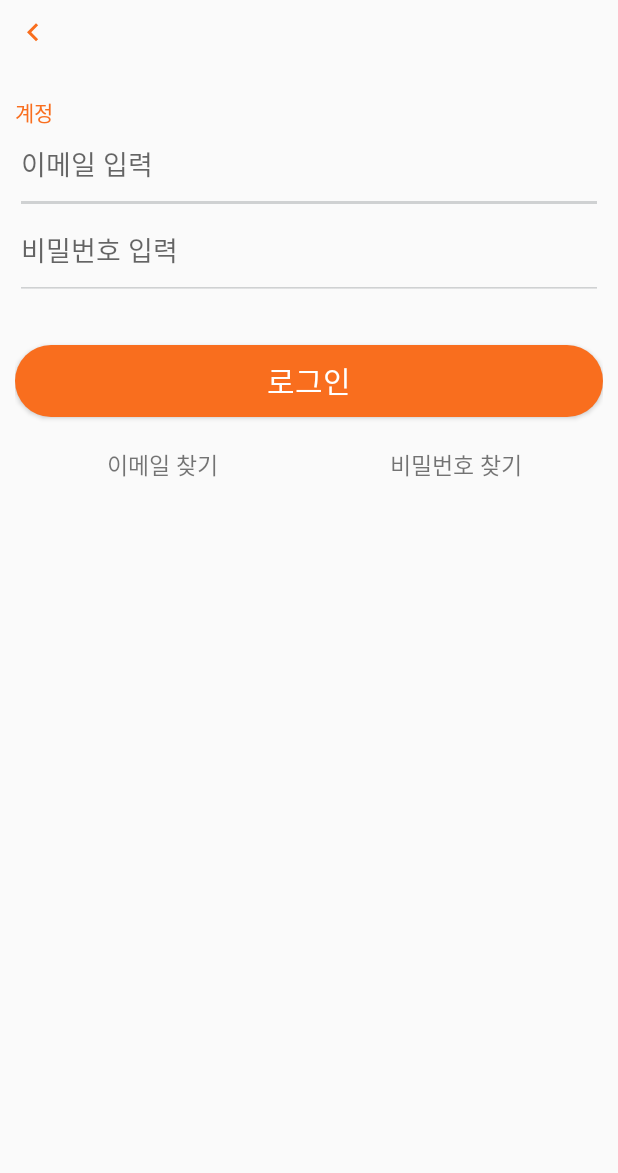
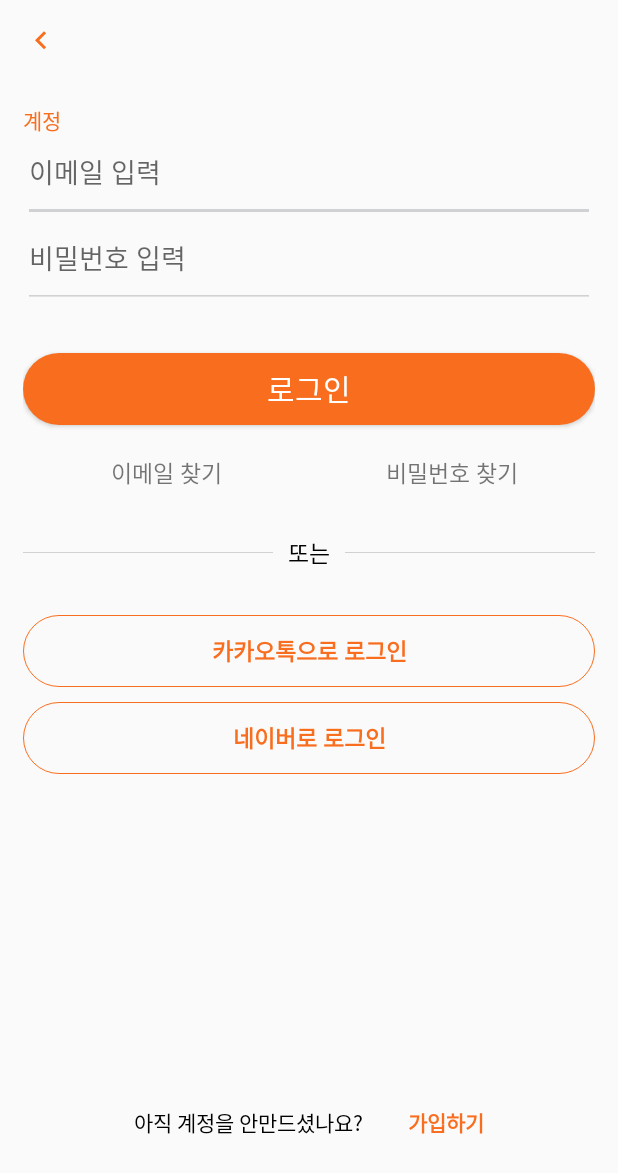
Before and after one commit to twkim8548/ulpomta_mock_android_neullee, an Android app: the screen it shows after launch (PalloSignInForMembershipActivity), on a phone screen of 412 x 824 dp. Shown: the top 1173 px of the screen. Run offline under Robolectric (Android 15) with nearby library versions, the phone set to English and light mode, and no system bars.

Commit message:
neaulee - 0629 - activity_pallo_sign_in_for_membership [Configure]

```diff
--- a/Passion/app/src/main/res/layout/activity_pallo_sign_in_for_membership.xml
+++ b/Passion/app/src/main/res/layout/activity_pallo_sign_in_for_membership.xml
@@ -4,7 +4,7 @@
     xmlns:tools="http://schemas.android.com/tools"
     android:layout_width="match_parent"
     android:layout_height="match_parent"
-    android:padding="10dp"
+    android:padding="15dp"
     tools:context="com.example.passion.src.pallomain.models.PalloSignInForMembershipActivity">
 
     <ImageView
@@ -17,7 +17,7 @@
         app:layout_constraintTop_toTopOf="parent" />
 
     <LinearLayout
-        android:id="@+id/layout_palloSign"
+        android:id="@+id/layout_palloSign_Enter"
         android:layout_width="match_parent"
         android:layout_height="wrap_content"
         android:orientation="vertical"
@@ -47,7 +47,6 @@
             android:backgroundTint="@color/colorGray"
             android:hint="@string/enterPW"
             android:paddingBottom="20dp" />
-
     </LinearLayout>
 
     <Button
@@ -61,9 +60,10 @@
         android:textSize="20dp"
         app:layout_constraintLeft_toLeftOf="parent"
         app:layout_constraintRight_toRightOf="parent"
-        app:layout_constraintTop_toBottomOf="@id/layout_palloSign" />
+        app:layout_constraintTop_toBottomOf="@id/layout_palloSign_Enter" />
 
     <LinearLayout
+        android:id="@+id/layout_palloSign_Login"
         android:layout_width="match_parent"
         android:layout_height="wrap_content"
         android:layout_marginTop="20dp"
@@ -89,15 +89,90 @@
             android:layout_weight="1"
             android:gravity="center"
             android:text="@string/findPW"
-            android:textSize="15dp"
-
-            />
-
+            android:textSize="15dp" />
     </LinearLayout>
 
+    <LinearLayout
+        android:id="@+id/layout_palloSign_or"
+        android:layout_width="match_parent"
+        android:layout_height="wrap_content"
+        android:layout_marginVertical="30dp"
+        android:gravity="center"
+        android:orientation="horizontal"
+        app:layout_constraintLeft_toLeftOf="parent"
+        app:layout_constraintRight_toRightOf="parent"
+        app:layout_constraintTop_toBottomOf="@id/layout_palloSign_Login">
 
+        <View
+            android:layout_width="wrap_content"
+            android:layout_height="1px"
+            android:layout_weight="1"
+            android:background="@color/colorGray" />
 
+        <TextView
+            android:layout_width="wrap_content"
+            android:layout_height="wrap_content"
+            android:layout_marginHorizontal="10dp"
+            android:text="@string/or"
+            android:textColor="@color/colorBlack"
+            android:textSize="15dp" />
 
+        <View
+            android:layout_width="wrap_content"
+            android:layout_height="1px"
+            android:layout_weight="1"
+            android:background="@color/colorGray" />
+    </LinearLayout>
 
+    <Button
+        android:id="@+id/btn_palloSing_Login_kakao"
+        android:layout_width="match_parent"
+        android:layout_height="wrap_content"
+        android:layout_marginTop="30dp"
+        android:background="@drawable/button_stroke"
+        android:text="@string/kakaoLogin"
+        android:textColor="@color/colorOrange"
+        android:textSize="15dp"
+        android:textStyle="bold"
+        app:layout_constraintTop_toBottomOf="@id/layout_palloSign_or" />
 
+    <Button
+        android:id="@+id/btn_palloSing_Login_naver"
+        android:layout_width="match_parent"
+        android:layout_height="wrap_content"
+        android:layout_marginVertical="10dp"
+        android:background="@drawable/button_stroke"
+        android:text="@string/naverLogin"
+        android:textColor="@color/colorOrange"
+        android:textSize="15dp"
+        android:textStyle="bold"
+        app:layout_constraintTop_toBottomOf="@id/btn_palloSing_Login_kakao" />
+
+    <LinearLayout
+        android:layout_width="match_parent"
+        android:layout_height="wrap_content"
+        android:layout_marginBottom="50dp"
+        android:gravity="center"
+        android:orientation="horizontal"
+        app:layout_constraintBottom_toBottomOf="parent"
+        app:layout_constraintLeft_toLeftOf="parent"
+        app:layout_constraintRight_toRightOf="parent">
+
+        <TextView
+            android:layout_width="wrap_content"
+            android:layout_height="wrap_content"
+            android:layout_marginRight="30dp"
+            android:gravity="center"
+            android:text="@string/yetAccount"
+            android:textColor="@color/colorBlack" />
+
+        <TextView
+            android:id="@+id/tv_palloSign_ToLogin"
+            android:layout_width="wrap_content"
+            android:layout_height="wrap_content"
+            android:gravity="left"
+            android:text="@string/toLogin"
+            android:textColor="@color/colorOrange"
+            android:textStyle="bold" />
+    </LinearLayout>
 </androidx.constraintlayout.widget.ConstraintLayout>
--- a/Passion/app/src/main/res/values/strings.xml
+++ b/Passion/app/src/main/res/values/strings.xml
@@ -12,6 +12,11 @@
     <string name="login">로그인</string>
     <string name="findEmail">이메일 찾기</string>
     <string name="findPW">비밀번호 찾기</string>
+    <string name="or">또는</string>
+    <string name="kakaoLogin">카카오톡으로 로그인</string>
+    <string name="naverLogin">네이버로 로그인</string>
+    <string name="yetAccount">아직 계정을 안만드셨나요?</string>
+    <string name="toLogin">가입하기</string>
 
 
 </resources>
```
